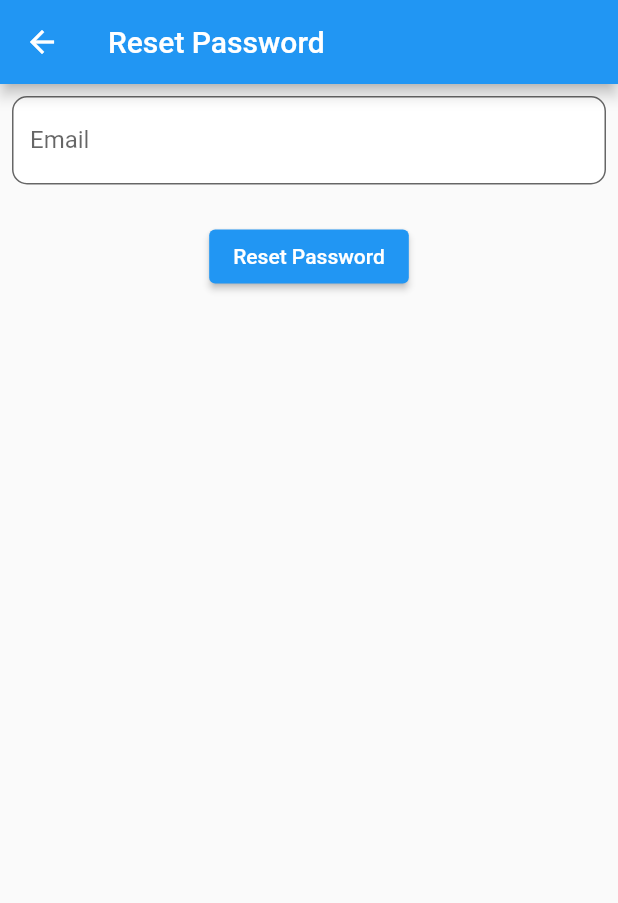
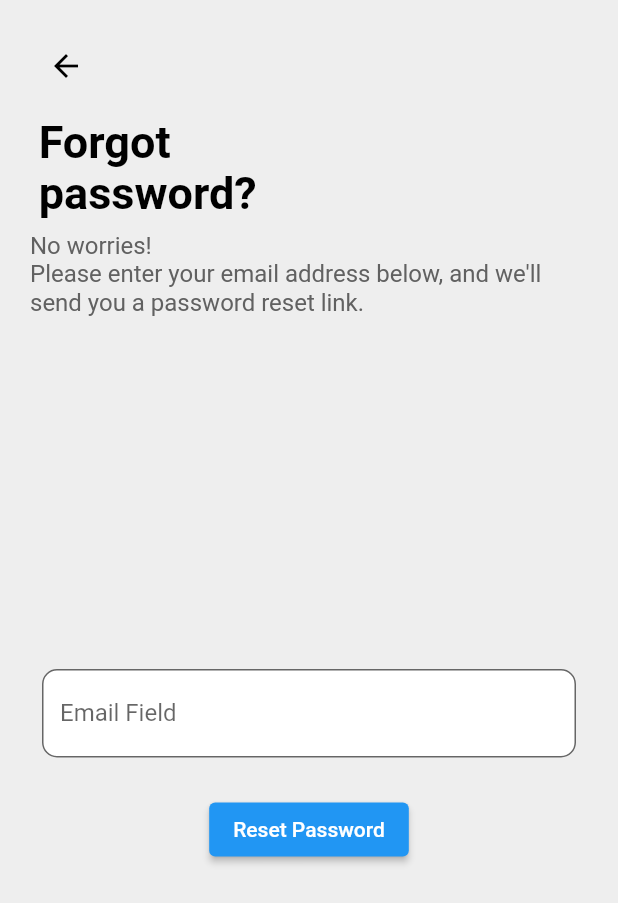
Before and after one commit to GhassanAlKaraan/greenstore-app, a Flutter app: the SignInScreen screen opened by its route, after a tap on "Forgot Password?", on a phone screen of 412 x 824 dp. Shown: the top 903 px of the screen. Run offline on Flutter 3.47's test engine with Material 2 defaults, Android fonts, the phone set to English and light mode, and no system bars; our stand-ins replace cached_network_image, cloud_firestore, firebase_auth, firebase_core, firebase_storage, image_picker; accounts and stored records are empty.

Commit message:
fix log in screen

```diff
--- /dev/null
+++ b/lib/presentation/asset_manager.dart
@@ -0,0 +1,3 @@
+class AssetImages{
+  static const String logo="assets/tractorbiglogo.png";
+}
--- a/lib/screens/chario.dart
+++ b/lib/screens/chario.dart
@@ -228,7 +228,7 @@ class _CharioState extends State<Chario> {
             return Text('Error: ${snapshot.error}');
           } else if (!snapshot.hasData || snapshot.data!.docs.isEmpty) {
             return const Center(
-              child: Text('No items in the cart'),
+              child: Text('No items  in the cart'),
             );
           } else {
             return FutureBuilder<List<Product>>(
@@ -240,7 +240,7 @@ class _CharioState extends State<Chario> {
                   return Text('Error: ${productSnapshot.error}');
                 } else if (productSnapshot.data == null || productSnapshot.data!.isEmpty) {
                   return const Center(
-                    child: Text('No items in the cart'),
+                    child: Text('No items  in the cart'),
                   );
                 } else {
                   final products = productSnapshot.data!;
--- a/lib/screens/manage_product_screen.dart
+++ b/lib/screens/manage_product_screen.dart
@@ -50,7 +50,7 @@ class _ManageProductScreenState extends State<ManageProductScreen> {
       body:
          StreamBuilder<QuerySnapshot>(
          stream: productsCollection
-        .where('userId', isEqualTo: user?.uid)
+        .where('farmuserId', isEqualTo: user?.uid)
         .snapshots(),
   builder: (context, snapshot) {
     if (snapshot.hasError) {
@@ -73,7 +73,7 @@ class _ManageProductScreenState extends State<ManageProductScreen> {
       itemBuilder: (context, index) {
         var productData = snapshot.data!.docs[index].data() as Map<String, dynamic>;
         String productName = productData['name'] ?? '';
-        dynamic priceData = productData['price'];
+        dynamic priceData = productData['price'] ?? '';
         int productPrice = priceData is int ? priceData : int.tryParse(priceData) ?? 0;
         String productDescription = productData['description'] ?? '';
         String imageUrl = productData['image_url'] ?? '';
--- a/lib/screens/manage_profile_screen.dart
+++ b/lib/screens/manage_profile_screen.dart
@@ -245,14 +245,14 @@ class _ManageProfileScreenState extends State<ManageProfileScreen> {
     String? userId = user?.uid;
 
     final farmRef = FirebaseFirestore.instance
-        .collection('farms')
+        .collection('farmers')
         .where('userId', isEqualTo: userId);
     final farmSnapshot = await farmRef.get();
 
     if (farmSnapshot.docs.isNotEmpty) {
       farmID = farmSnapshot.docs.first.id;
     } else {
-      final newFarmRef = FirebaseFirestore.instance.collection('farms');
+      final newFarmRef = FirebaseFirestore.instance.collection('farmers');
       final newFarmDoc = await newFarmRef.add({
         'userId': userId,
       });
--- a/lib/screens/ordersscreen.dart
+++ b/lib/screens/ordersscreen.dart
@@ -14,6 +14,7 @@ class OrdersScreen extends StatefulWidget {
 
 class _OrdersScreenState extends State<OrdersScreen> {
   final ordersCollection = FirebaseFirestore.instance.collection('orders');
+
 
   @override
   Widget build(BuildContext context) {
--- a/lib/signloginScreens.dart/resetpage.dart
+++ b/lib/signloginScreens.dart/resetpage.dart
@@ -16,12 +16,52 @@ class _ResetScreenState extends State<ResetScreen> {
 
   @override
   Widget build(BuildContext context) {
+    final Size size = MediaQuery.of(context).size;
     return Scaffold(
-      appBar: AppBar(
-        title: const Text('Reset Password'),
+      backgroundColor: Colors.grey.shade200,
+      body: SafeArea(
+        child: Padding(
+          padding: const EdgeInsets.all(20.0),
+          child: Column(
+            crossAxisAlignment: CrossAxisAlignment.start,
+            mainAxisAlignment: MainAxisAlignment.center,
+            children: [
+              IconButton(
+                icon: Icon(
+                  Icons.arrow_back,
+                  color: Colors.black,
                 ),
-      body: Column(
+                onPressed: () {
+                  Navigator.pop(context);
+                },
+              ),
+              SizedBox(height: 20),
+              Row(
                 children: [
+                  const SizedBox(width: 30),
+                  Transform.scale(
+                      scale: 1.5,
+                      child: const Text(
+                        "Forgot \npassword?",
+                        style: TextStyle(
+                            color: Colors.black,
+                            fontWeight: FontWeight.bold,
+                            fontSize: 20),
+                      )),
+                ],
+              ),
+              const SizedBox(height:20),
+              Text(
+                "No worries! \nPlease enter your email address below, and we'll send you a password reset link.",
+                style: TextStyle(color: Colors.grey.shade700,fontSize:16),
+              ),
+              const Spacer(),
+              Column(
+                mainAxisAlignment: MainAxisAlignment.center,
+                crossAxisAlignment: CrossAxisAlignment.start,
+                children: [
+                 const  SizedBox(width:20),
+
                   Padding(
                     padding: const EdgeInsets.all(8.0),
                     child: TextField(
@@ -32,7 +72,8 @@ class _ResetScreenState extends State<ResetScreen> {
                         });
                       },
                       decoration: const InputDecoration(
-                labelText: 'Email',
+                        labelText: 'Email Field',
+                        hintText: "Enter Your Email here",
                         filled: true,
                         fillColor: Colors.white,
                         border: OutlineInputBorder(
@@ -44,7 +85,9 @@ class _ResetScreenState extends State<ResetScreen> {
                     ),
                   ),
                   const SizedBox(height: 16),
-          ElevatedButton(
+                  Align(
+                    alignment: Alignment.center,
+                    child: ElevatedButton(
                       onPressed: () async {
                         var email = passwordController.text.trim();
                         try {
@@ -60,7 +103,16 @@ class _ResetScreenState extends State<ResetScreen> {
                       },
                       child: const Text('Reset Password'),
                     ),
+                  ),
+
                 ],
+              ),
+
+
+            const   Spacer(),
+            ],
+          ),
+        ),
       ),
     );
   }
--- a/lib/signloginScreens.dart/signin_screen.dart
+++ b/lib/signloginScreens.dart/signin_screen.dart
@@ -1,10 +1,13 @@
 // ignore_for_file: use_build_context_synchronously, avoid_print, library_private_types_in_public_api
 
+import 'package:cloud_firestore/cloud_firestore.dart';
 import 'package:firebase_auth/firebase_auth.dart';
 import 'package:flutter/material.dart';
 import 'package:greenstore_app/signloginScreens.dart/resetpage.dart';
 import 'package:greenstore_app/signloginScreens.dart/welcome_screen.dart';
 import '../constants.dart';
+import '../presentation/asset_manager.dart';
+import '../screens/homeclient_screen.dart';
 import '../screens/homefarmer_screen.dart';
 import '../widgets/buildtextfiled.dart';
 import '../widgets/my_button.dart';
@@ -12,14 +15,45 @@ import '../widgets/my_button.dart';
 class SignInScreen extends StatefulWidget {
   static const String screenRoute = 'signin_screen';
 
-  const SignInScreen({super.key});
+  const SignInScreen({Key? key});
+
   @override
   _SignInScreenState createState() => _SignInScreenState();
 }
-
 class _SignInScreenState extends State<SignInScreen> {
   TextEditingController emailController = TextEditingController();
   TextEditingController passwordController = TextEditingController();
+
+
+
+  Future<void> _SignIn() async {
+    final email = emailController.text;
+    final password = passwordController.text;
+
+    User? user = await loginUsingEmailPassword(
+      email: email,
+      password: password,
+      context: context,
+    );
+
+    if (user != null) {
+      bool isClient = await checkClient(email);
+print(true);
+
+      if (isClient) {
+        Navigator.push(
+          context,
+          MaterialPageRoute(builder: (context) => const HomeclientScreen()),
+        );
+      } else {
+        print(false);
+        Navigator.push(
+          context,
+          MaterialPageRoute(builder: (context) => const HomefarmerScreen()),
+        );
+      }
+    }
+  }
 
   Future<User?> loginUsingEmailPassword({
     required String email,
@@ -29,19 +63,17 @@ class _SignInScreenState extends State<SignInScreen> {
     FirebaseAuth auth = FirebaseAuth.instance;
     User? user;
     try {
-      UserCredential userCredential =
-          await auth.signInWithEmailAndPassword(email: email, password: password);
+      UserCredential userCredential = await auth.signInWithEmailAndPassword(
+          email: email, password: password);
       user = userCredential.user;
     } on FirebaseAuthException catch (e) {
       if (e.code == "user-not-found") {
-        print("No user found for that email");
         ScaffoldMessenger.of(context).showSnackBar(
           const SnackBar(
             content: Text("No user found for that email"),
           ),
         );
       } else if (e.code == "wrong-password") {
-        print("Invalid password");
         ScaffoldMessenger.of(context).showSnackBar(
           const SnackBar(
             content: Text("Invalid password"),
@@ -52,6 +84,17 @@ class _SignInScreenState extends State<SignInScreen> {
     return user;
   }
 
+  Future<bool> checkClient(String email) async {
+    FirebaseFirestore firestore = FirebaseFirestore.instance;
+    QuerySnapshot clientQuery =
+    await firestore.collection('clients').where('email', isEqualTo: email).get();
+
+    if (clientQuery.docs.isNotEmpty) {
+      return true; // User is a client
+    } else {
+      return false; // User is not a client
+    }
+  }
   Future<void> resetPassword(String email) async {
     FirebaseAuth auth = FirebaseAuth.instance;
     try {
@@ -70,7 +113,6 @@ class _SignInScreenState extends State<SignInScreen> {
       );
     }
   }
-
 
   @override
   Widget build(BuildContext context) {
@@ -91,14 +133,16 @@ class _SignInScreenState extends State<SignInScreen> {
         ),
       ),
       backgroundColor: Colors.white,
-      body: Form(
+      body: Padding(
+        padding: const EdgeInsets.all(10.0),
+        child: Form(
           key: globalKey,
           child: ListView(
             children: [
               // ignore: sized_box_for_whitespace
               Container(
                 height: 190,
-              child: Image.asset('assets/tractorbiglogo.png'),
+                child: Image.asset(AssetImages.logo),
               ),
               const SizedBox(height: 8),
               buildTextField('Enter your email', Icons.email, false, (value) {
@@ -117,6 +161,7 @@ class _SignInScreenState extends State<SignInScreen> {
                   );
                 },
                 child: const Text(
+                  textAlign: TextAlign.right,
                   "Forgot Password?",
                   style: TextStyle(color: Colors.blue),
                 ),
@@ -127,37 +172,26 @@ class _SignInScreenState extends State<SignInScreen> {
                 child: Mybutton(
                   color: const Color.fromARGB(255, 250, 116, 161),
                   title: 'Sign in',
-                onPressed: () async {
-                  User? user = await loginUsingEmailPassword(
-                    email: emailController.text,
-                    password: passwordController.text,
-                    context: context,
-                  );
-                  print(user);
-                  if (user != null) {
-                    Navigator.push(
-                      context,
-                      MaterialPageRoute(builder: (context) => const HomefarmerScreen()),
-                    );
-                  }
-                },
+                  onPressed: _SignIn,
                   fontSize: 20,
                 ),
               ),
               Padding(
-              padding: const EdgeInsets.symmetric(horizontal: 80),
+                padding: const EdgeInsets.symmetric(horizontal: 10),
                 child: Row(
+                  mainAxisAlignment: MainAxisAlignment.center,
                   children: [
-                  const Text('Do not have an account?'),
+                    const Text('Don\'t have an account?'),
                     TextButton(
                       onPressed: () {
-                      Navigator.pushNamed(context, WelcomeScreen.screenroutes);
+                        Navigator.pushNamed(
+                            context, WelcomeScreen.screenroutes);
                       },
                       child: const Text(
-                      'Register',
+                        'Register here',
                         style: TextStyle(
                             color: Kpinkcolor,
-                      ),
+                            decoration: TextDecoration.underline),
                       ),
                     ),
                   ],
@@ -166,6 +200,7 @@ class _SignInScreenState extends State<SignInScreen> {
             ],
           ),
         ),
+      ),
     );
   }
 }
--- a/lib/widgets/buildtextfiled.dart
+++ b/lib/widgets/buildtextfiled.dart
@@ -22,6 +22,7 @@ Widget buildTextField(String hintText, IconData? prefixIcon, bool obscureText, F
   return Padding(
     padding: const EdgeInsets.all(8.0),
     child: TextFormField(
+
       validator: (value) {
         if (value!.isEmpty) {
           return _errormsg(hintText);
@@ -31,13 +32,15 @@ Widget buildTextField(String hintText, IconData? prefixIcon, bool obscureText, F
       obscureText: obscureText,
       onChanged: onChanged,
       decoration: InputDecoration(
+
         prefixIcon: Icon(prefixIcon),
         hintText: hintText,
         contentPadding: const EdgeInsets.symmetric(
-          vertical: 10,
+          vertical: 18,
           horizontal: 20,
         ),
         border: const OutlineInputBorder(
+
           borderRadius: BorderRadius.all(
             Radius.circular(10),
           ),
@@ -48,16 +51,17 @@ Widget buildTextField(String hintText, IconData? prefixIcon, bool obscureText, F
             width: 1,
           ),
           borderRadius: BorderRadius.all(
-            Radius.circular(10),
+            Radius.circular(7),
           ),
         ),
-        focusedBorder: const OutlineInputBorder(
+        //  Color.fromARGB(255, 255, 230, 0)
+        focusedBorder:  OutlineInputBorder(
           borderSide: BorderSide(
-            color: Color.fromARGB(255, 255, 230, 0),
+            color:Colors.pink.shade300,
             width: 3,
           ),
-          borderRadius: BorderRadius.all(
-            Radius.circular(10),
+          borderRadius: const BorderRadius.all(
+            Radius.circular(7),
           ),
         ),
         errorBorder: const OutlineInputBorder(
```
Also changed, not shown: lib/main.dart (+20 -1 lines), lib/presentation/color_manager.dart (added, +15 -0 lines), lib/screens/homefarmer_screen.dart (+10 -1 lines), pubspec.lock. Lines whose indentation alone changed are shown as unchanged.
